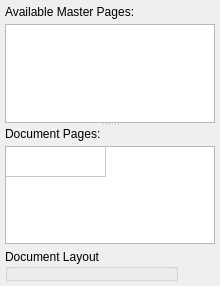
Qt form scribus/ui/pagepalette_pagesbase.ui (scribusproject/scribus) before a commit.
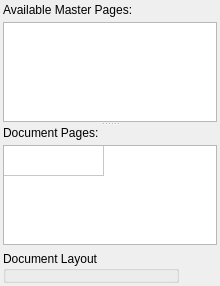
The same form after that commit. Custom widgets are drawn as their Qt base class.

Commit message: #16407: Unify spacing and margin for dock palettes <bubu>

What changed in the file:
```diff
--- a/scribus/ui/pagepalette_pagesbase.ui
+++ b/scribus/ui/pagepalette_pagesbase.ui
@@ -14,20 +14,17 @@
    <string>Arrange Pages</string>
   </property>
   <layout class="QVBoxLayout" name="verticalLayout">
-   <property name="spacing">
-    <number>5</number>
-   </property>
    <property name="leftMargin">
-    <number>5</number>
+    <number>3</number>
    </property>
    <property name="topMargin">
-    <number>5</number>
+    <number>3</number>
    </property>
    <property name="rightMargin">
-    <number>5</number>
+    <number>3</number>
    </property>
    <property name="bottomMargin">
-    <number>5</number>
+    <number>3</number>
    </property>
    <item>
     <widget class="QSplitter" name="splitter">
```
The commit also changes 11 other files.
